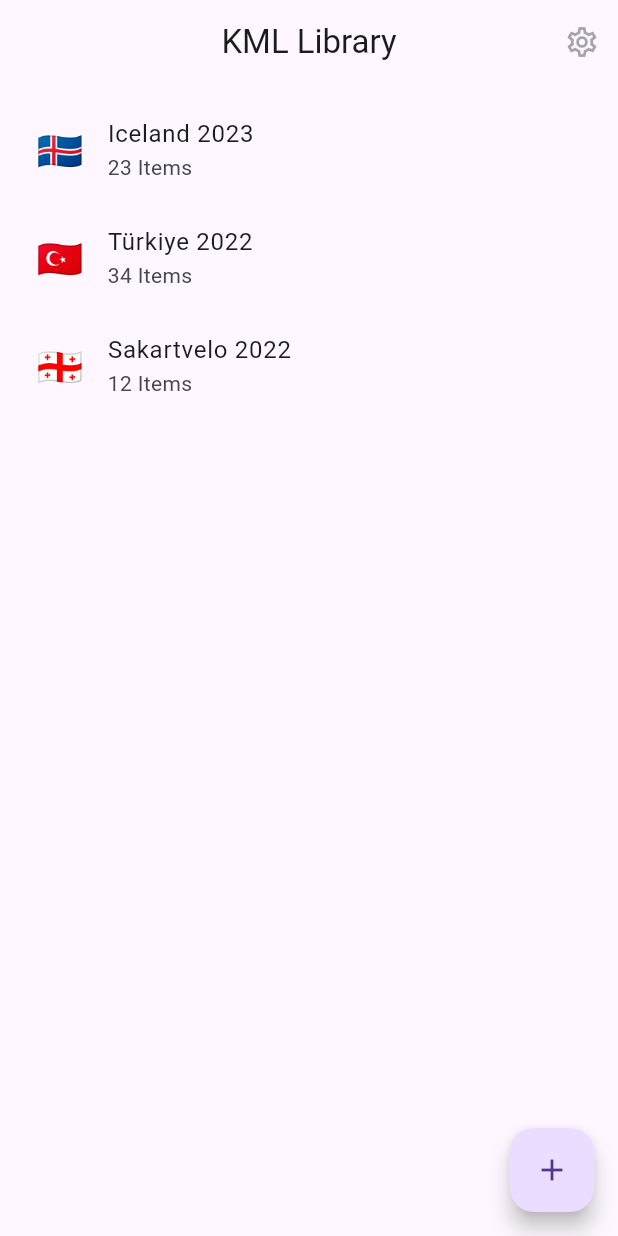
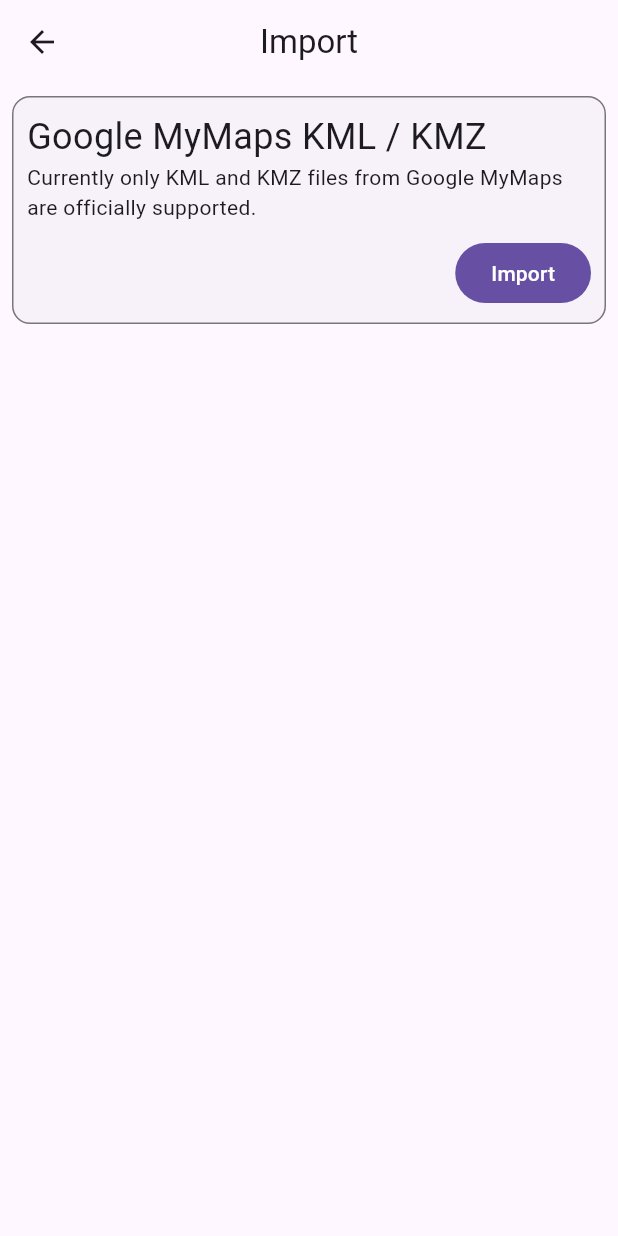
Before and after one commit to FOehler/kml_library, a Flutter app: the screen it shows after launch, after a tap on the "add" icon, on a phone screen of 412 x 824 dp. Run offline on Flutter 3.47's test engine with Material 2 defaults, Android fonts, the phone set to English and light mode, and no system bars; our stand-ins replace flutter_riverpod, freezed_annotation; generated files the repository leaves out were written again.

Commit message:
Add Import page

```diff
--- a/kml_library/lib/src/localization/app_en.arb
+++ b/kml_library/lib/src/localization/app_en.arb
@@ -7,5 +7,9 @@
   "collectionListTitle": "KML Library",
   "@collectionListTitle": {
     "description": "The title of the application"
-  }
+  },
+  "importPageTitle": "Import",
+  "importGoogleMyMapsHeader": "Google MyMaps KML / KMZ",
+  "importGoogleMyMapsInfoText": "Currently only KML and KMZ files from Google MyMaps are officially supported.",
+  "importPageImportButton": "Import"
 }
--- a/kml_library/lib/src/presentation/view/collection_list_page.dart
+++ b/kml_library/lib/src/presentation/view/collection_list_page.dart
@@ -3,6 +3,7 @@
 import 'package:flutter_riverpod/flutter_riverpod.dart';
 import 'package:kml_library/src/domain/model/collection.dart';
 import 'package:kml_library/src/domain/model/library.dart';
+import 'package:kml_library/src/presentation/view/import_collection_page.dart';
 import 'package:kml_library/src/presentation/view/marker_list_page.dart';
 import 'package:kml_library/src/presentation/viewmodel/collection_list_viewmodel.dart';
 
@@ -28,7 +29,7 @@
           }),
         ],
       ),
-      floatingActionButton: _buildFloatingActionButton(),
+      floatingActionButton: _buildFloatingActionButton(context),
     );
   }
 
@@ -73,9 +74,9 @@
     );
   }
 
-  _buildFloatingActionButton() {
+  _buildFloatingActionButton(BuildContext context) {
     return FloatingActionButton(
-      onPressed: () {},
+      onPressed: () => Navigator.push(context, MaterialPageRoute(builder: (_) => const ImportCollectionPage())),
       child: const Icon(Icons.add),
     );
   }
--- /dev/null
+++ b/kml_library/lib/src/presentation/view/import_collection_page.dart
@@ -0,0 +1,50 @@
+import 'package:flutter/material.dart';
+import 'package:flutter_gen/gen_l10n/app_localizations.dart';
+
+class ImportCollectionPage extends StatelessWidget {
+  const ImportCollectionPage({super.key});
+
+  @override
+  Widget build(BuildContext context) {
+    return Scaffold(
+        appBar: AppBar(
+          title: Text(AppLocalizations.of(context)!.importPageTitle),
+          centerTitle: true,
+        ),
+        body: Column(
+          children: [_buildImportCard(context)],
+        ));
+  }
+
+  _buildImportCard(BuildContext context) {
+    return Card(
+        margin: const EdgeInsets.all(8),
+        elevation: 0,
+        shape: RoundedRectangleBorder(
+          side: BorderSide(
+            color: Theme.of(context).colorScheme.outline,
+          ),
+          borderRadius: const BorderRadius.all(Radius.circular(12)),
+        ),
+        child: Padding(
+          padding: const EdgeInsets.all(10.0),
+          child: Column(
+            crossAxisAlignment: CrossAxisAlignment.start,
+            children: [
+              Text(AppLocalizations.of(context)!.importGoogleMyMapsHeader, style: const TextStyle(fontSize: 24)),
+              Text(AppLocalizations.of(context)!.importGoogleMyMapsInfoText),
+              const SizedBox(height: 10.0),
+              Row(
+                mainAxisAlignment: MainAxisAlignment.end,
+                children: [
+                  FilledButton(
+                    child: Text(AppLocalizations.of(context)!.importPageImportButton),
+                    onPressed: () {},
+                  ),
+                ],
+              )
+            ],
+          ),
+        ));
+  }
+}
```
